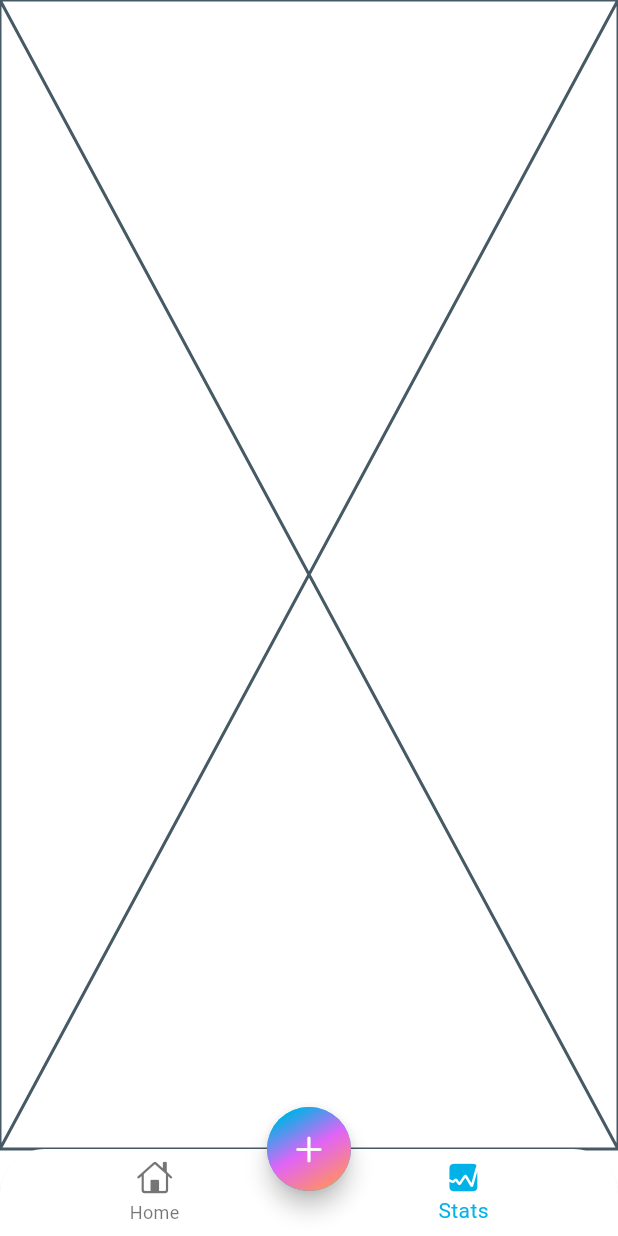
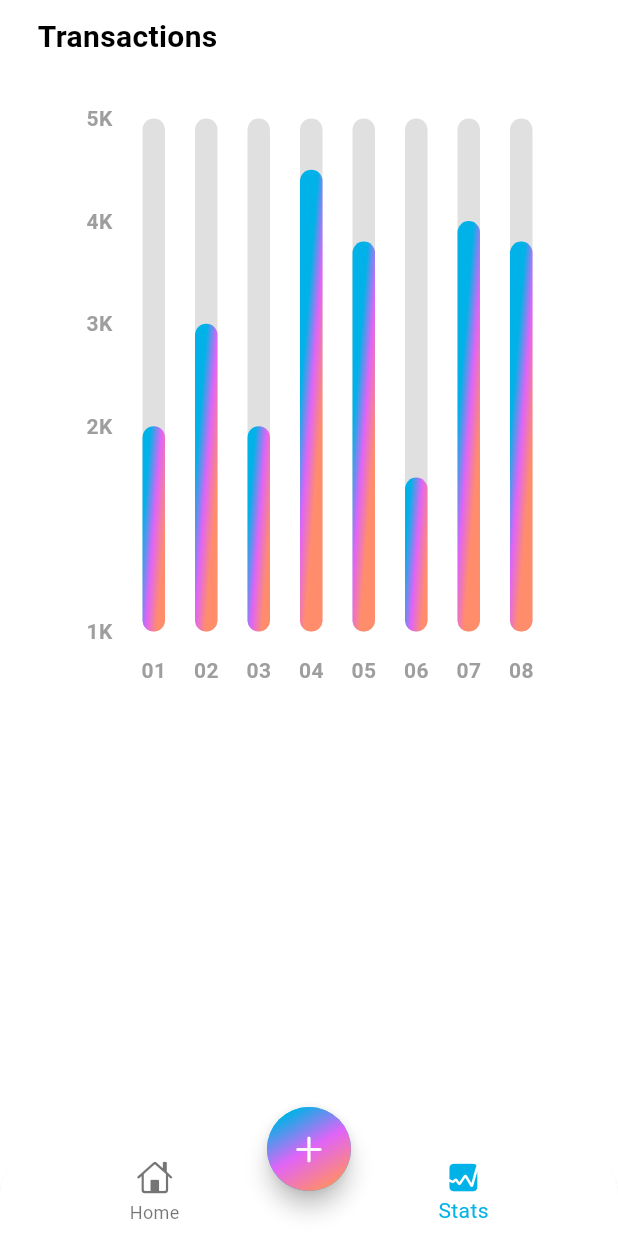
Before and after one commit to aalpoguz/MoneyTrackerApp, a Flutter app: the screen it shows after launch, item 2 of the bottom bar chosen, on a phone screen of 412 x 824 dp. Run offline on Flutter 3.47's test engine with Material 3 defaults, Android fonts, the phone set to English and light mode, and no system bars; drawn by our look-alikes of fl_chart; our stand-ins replace font_awesome_flutter.

Commit message:
stat screen added

```diff
--- a/lib/screens/stats/chart.dart
+++ b/lib/screens/stats/chart.dart
@@ -1,3 +1,4 @@
+import 'dart:math';
 import 'package:fl_chart/fl_chart.dart';
 import 'package:flutter/material.dart';
 
@@ -16,25 +17,66 @@ class _MyChartState extends State<MyChart> {
     );
   }
 
+  BarChartGroupData makeGroupData(int x, double y) {
+    return BarChartGroupData(x: x, barRods: [
+      BarChartRodData(
+          toY: y,
+          gradient: LinearGradient(
+            colors: [
+              Theme.of(context).colorScheme.primary,
+              Theme.of(context).colorScheme.secondary,
+              Theme.of(context).colorScheme.tertiary,
+            ],
+            transform: const GradientRotation(pi / 40),
+          ),
+          width: 15,
+          backDrawRodData: BackgroundBarChartRodData(
+              show: true, toY: 5, color: Colors.grey.shade300))
+    ]);
+  }
+
+  List<BarChartGroupData> showingGroups() => List.generate(8, (i) {
+        switch (i) {
+          case 0:
+            return makeGroupData(0, 2);
+          case 1:
+            return makeGroupData(1, 3);
+          case 2:
+            return makeGroupData(2, 2);
+          case 3:
+            return makeGroupData(3, 4.5);
+          case 4:
+            return makeGroupData(4, 3.8);
+          case 5:
+            return makeGroupData(5, 1.5);
+          case 6:
+            return makeGroupData(6, 4);
+          case 7:
+            return makeGroupData(7, 3.8);
+          default:
+            return throw Error();
+        }
+      });
+
   BarChartData mainBarData() {
     return BarChartData(
       titlesData: FlTitlesData(
         show: true,
-        rightTitles: const AxisTitles(
-          sideTitles: SideTitles(showTitles: false),
-        ),
-        topTitles: const AxisTitles(
-          sideTitles: SideTitles(showTitles: false),
-        ),
+        rightTitles:
+            const AxisTitles(sideTitles: SideTitles(showTitles: false)),
+        topTitles: const AxisTitles(sideTitles: SideTitles(showTitles: false)),
         bottomTitles: AxisTitles(
+            sideTitles: SideTitles(
+          showTitles: true,
+          reservedSize: 38,
+          getTitlesWidget: getTiles,
+        )),
+        leftTitles: AxisTitles(
           sideTitles: SideTitles(
             showTitles: true,
             reservedSize: 38,
-            getTitlesWidget: getTiles,
+            getTitlesWidget: leftTitles,
           ),
-        ),
-        leftTitles: const AxisTitles(
-          sideTitles: SideTitles(showTitles: true),
         ),
       ),
       borderData: FlBorderData(show: false),
@@ -45,18 +87,35 @@ class _MyChartState extends State<MyChart> {
 
   Widget getTiles(double value, TitleMeta meta) {
     const style = TextStyle(
-        color: Colors.grey, fontWeight: FontWeight.bold, fontSize: 14);
+      color: Colors.grey,
+      fontWeight: FontWeight.bold,
+      fontSize: 14,
+    );
     Widget text;
 
     switch (value.toInt()) {
       case 0:
         text = const Text('01', style: style);
+        break;
+      case 1:
         text = const Text('02', style: style);
+        break;
+      case 2:
         text = const Text('03', style: style);
+        break;
+      case 3:
         text = const Text('04', style: style);
+        break;
+      case 4:
         text = const Text('05', style: style);
+        break;
+      case 5:
         text = const Text('06', style: style);
+        break;
+      case 6:
         text = const Text('07', style: style);
+        break;
+      case 7:
         text = const Text('08', style: style);
         break;
       default:
@@ -65,7 +124,7 @@ class _MyChartState extends State<MyChart> {
     }
     return SideTitleWidget(
       axisSide: meta.axisSide,
-      space: 14,
+      space: 16,
       child: text,
     );
   }
--- a/lib/screens/stats/stats.dart
+++ b/lib/screens/stats/stats.dart
@@ -1,10 +1,36 @@
 import 'package:flutter/material.dart';
+
+import 'chart.dart';
 
 class StatScreen extends StatelessWidget {
   const StatScreen({super.key});
 
   @override
   Widget build(BuildContext context) {
-    return const Placeholder();
+    return SafeArea(
+      child: Padding(
+        padding: const EdgeInsets.symmetric(horizontal: 25.0, vertical: 10),
+        child: Column(
+          crossAxisAlignment: CrossAxisAlignment.start,
+          children: [
+            const Text(
+              'Transactions',
+              style: TextStyle(fontSize: 20, fontWeight: FontWeight.bold),
+            ),
+            const SizedBox(height: 20),
+            Container(
+                width: MediaQuery.of(context).size.width,
+                height: MediaQuery.of(context).size.width,
+                decoration: BoxDecoration(
+                    color: Colors.white,
+                    borderRadius: BorderRadius.circular(12)),
+                child: const Padding(
+                  padding: EdgeInsets.fromLTRB(12, 20, 12, 12),
+                  child: MyChart(),
+                ))
+          ],
+        ),
+      ),
+    );
   }
 }
```
